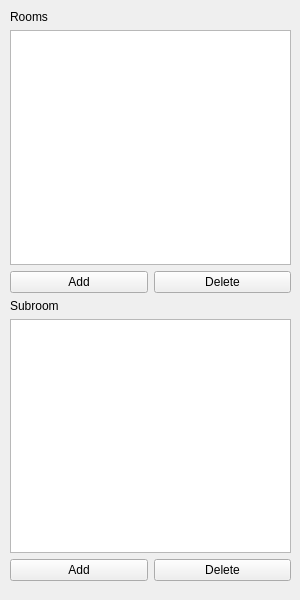
This is forms/roomlistwidget.ui in JuPedSim/jpseditor as Qt 5 draws it before an edit. The edited form follows.
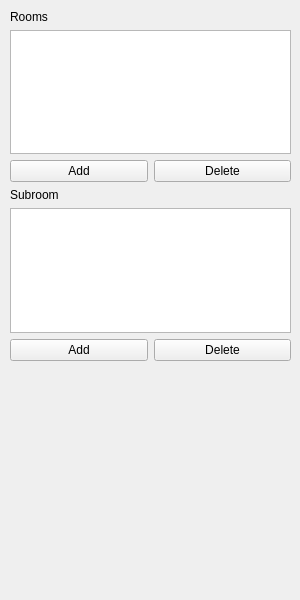
This is the edited form.

What changed in the file:
```diff
--- a/forms/roomlistwidget.ui
+++ b/forms/roomlistwidget.ui
@@ -10,6 +10,18 @@
     <height>600</height>
    </rect>
   </property>
+  <property name="sizePolicy">
+   <sizepolicy hsizetype="Minimum" vsizetype="Minimum">
+    <horstretch>0</horstretch>
+    <verstretch>0</verstretch>
+   </sizepolicy>
+  </property>
+  <property name="minimumSize">
+   <size>
+    <width>300</width>
+    <height>600</height>
+   </size>
+  </property>
   <property name="windowTitle">
    <string>Room Widget</string>
   </property>
@@ -19,7 +31,7 @@
      <x>10</x>
      <y>10</y>
      <width>281</width>
-     <height>571</height>
+     <height>351</height>
     </rect>
    </property>
    <layout class="QVBoxLayout" name="verticalLayout_3">
```
Left out of the diff: 2 changed lines with no effect on the pictures.
